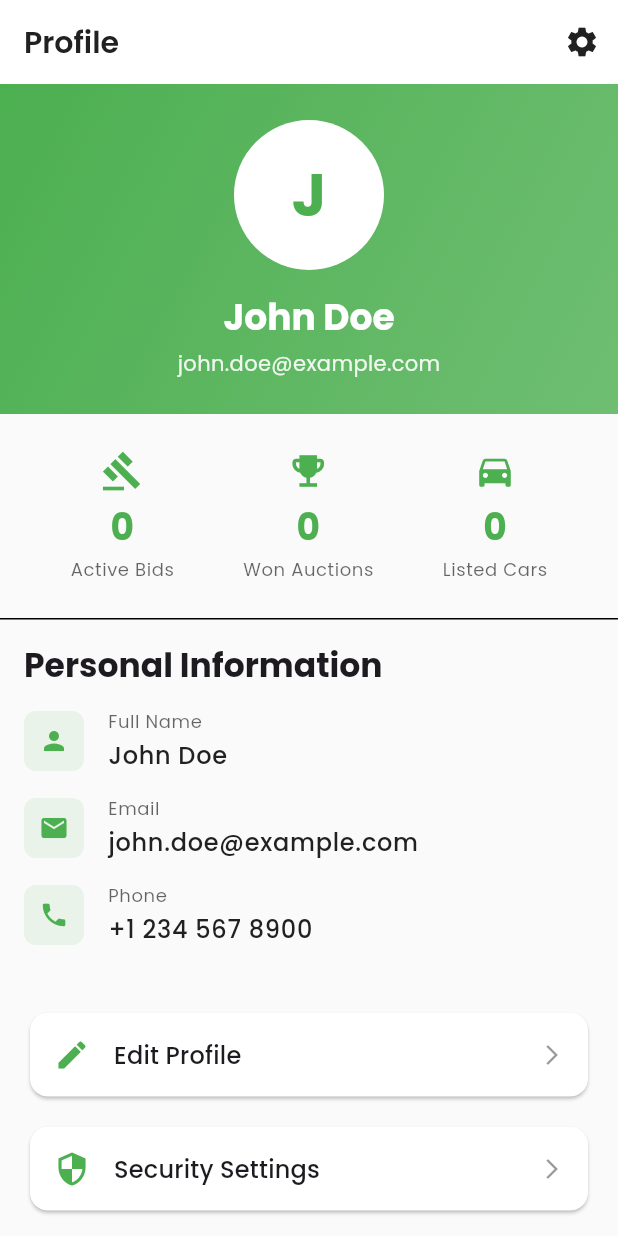
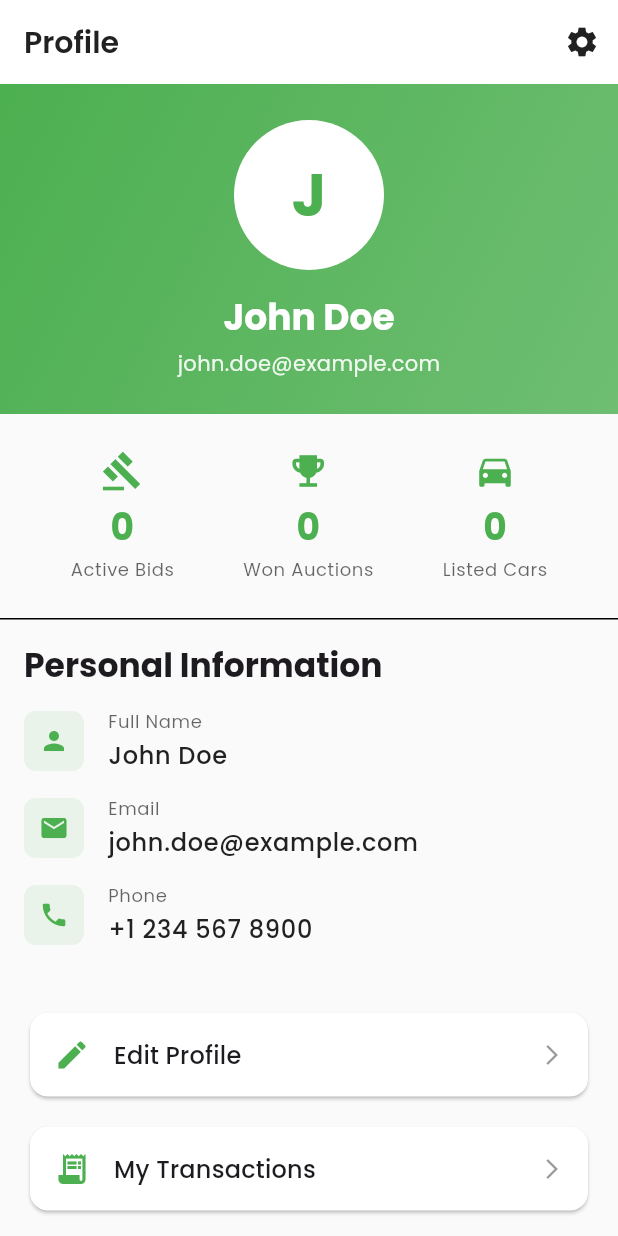
Before and after one commit to aimsahorizon/autobid-flutter, a Flutter app: the ProfileScreen screen opened by its route, on a phone screen of 412 x 824 dp. Run offline on Flutter 3.47's test engine with Material 3 defaults, Android fonts, the phone set to English and light mode, and no system bars; our stand-ins replace cached_network_image, flutter_riverpod, freezed_annotation, go_router, google_fonts, image_picker and 1 more; generated files the repository leaves out were written again; network calls fail.

Commit message:
update: add my transaction button

```diff
--- a/lib/presentation/screens/profile/profile_screen.dart
+++ b/lib/presentation/screens/profile/profile_screen.dart
@@ -161,6 +161,15 @@ class _ProfileScreenState extends State<ProfileScreen> {
                     label: 'Edit Profile',
                     onTap: () {
                       // Navigate to edit profile
+                    },
+                  ),
+                  const SizedBox(height: 12),
+                  _buildActionButton(
+                    context,
+                    icon: Icons.receipt_long,
+                    label: 'My Transactions',
+                    onTap: () {
+                      context.push('/transactions');
                     },
                   ),
                   const SizedBox(height: 12),
```
